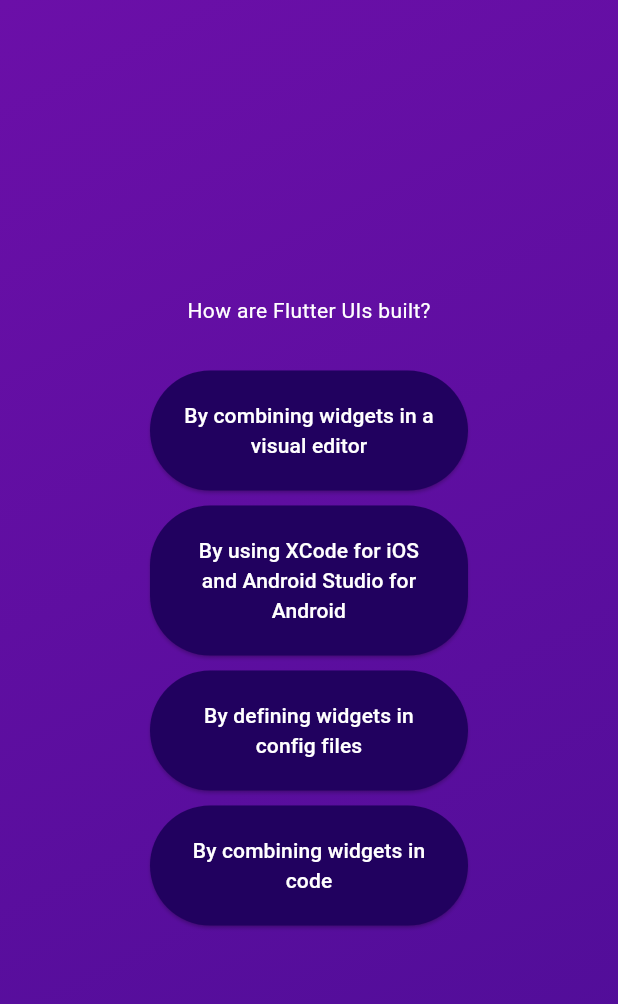
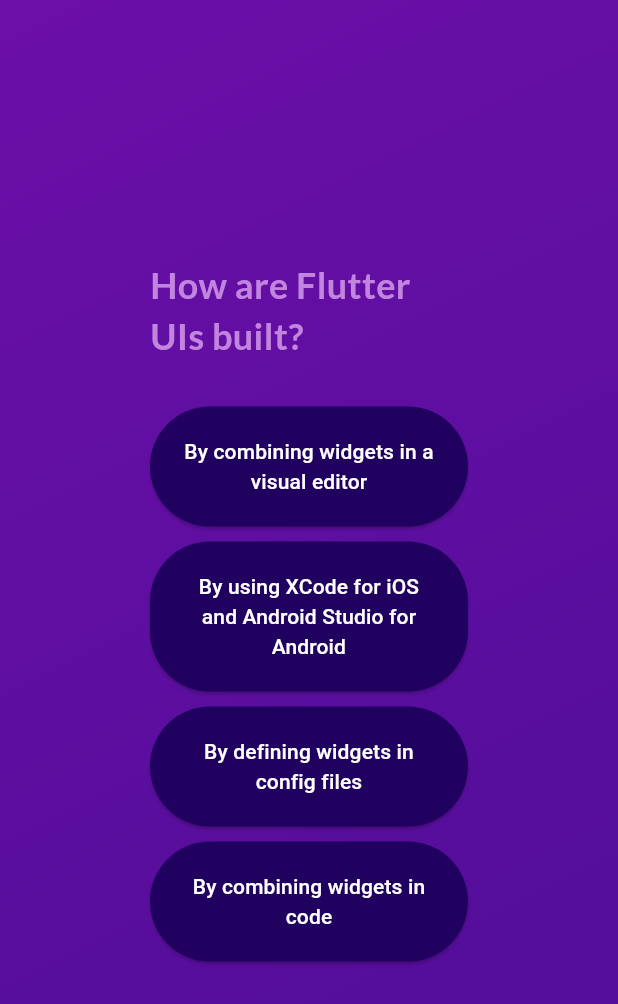
Before and after one commit to lluisetene/quiz_flutter, a Flutter app: the screen it shows after launch, after a tap on "Start Quiz", after a tap on "Components", on a phone screen of 412 x 824 dp. Shown: the top 1004 px of the screen. Run offline on Flutter 3.47's test engine with Material 2 defaults, Android fonts, the phone set to English and light mode, and no system bars; our stand-ins replace google_fonts.

Commit message:
new: google font; mod: font style new: answer list

```diff
--- a/lib/questions_screen.dart
+++ b/lib/questions_screen.dart
@@ -1,9 +1,12 @@
 import 'package:flutter/material.dart';
 import 'package:quiz_app/answer_button.dart';
 import 'data/questions.dart';
+import 'package:google_fonts/google_fonts.dart';
 
 class QuestionsScreen extends StatefulWidget {
-  const QuestionsScreen({super.key});
+  const QuestionsScreen({super.key, required this.onSelectedAnswer});
+
+  final void Function(String answer) onSelectedAnswer;
 
   @override
   State<QuestionsScreen> createState() {
@@ -14,7 +17,9 @@ class QuestionsScreen extends StatefulWidget {
 class _QuestionsScreenState extends State<QuestionsScreen> {
   var currentQuestionIndex = 0;
 
-  void answerQuestion() {
+  void answerQuestion(answer) {
+    widget.onSelectedAnswer(answer);
+
     setState(() {
       if (currentQuestionIndex < questions.length - 1) {
         currentQuestionIndex++;
@@ -35,11 +40,20 @@ class _QuestionsScreenState extends State<QuestionsScreen> {
           child: Column(
             mainAxisAlignment: MainAxisAlignment.center,
             children: [
-              Text(currentQuestion.text,
-                  style: const TextStyle(color: Colors.white)),
+              Text(
+                currentQuestion.text,
+                style: GoogleFonts.lato(
+                    color: const Color.fromARGB(255, 194, 133, 223),
+                    fontSize: 24,
+                    fontWeight: FontWeight.bold),
+              ),
               const SizedBox(height: 30),
               ...currentQuestion.getShuffledAnswers().map((answer) {
-                return AnswerButton(answerText: answer, onTap: answerQuestion);
+                return AnswerButton(
+                    answerText: answer,
+                    onTap: () {
+                      answerQuestion(answer);
+                    });
               }),
             ],
           ),
--- a/lib/quiz.dart
+++ b/lib/quiz.dart
@@ -13,18 +13,29 @@ class Quiz extends StatefulWidget {
 }
 
 class _QuizState extends State<Quiz> {
+  final List<String> selectedAnswers = [];
   var activeScreen = 'start-screen';
 
   void switchScreen() {
     setState(() {
-      activeScreen = 'question-screen';
+      activeScreen = 'questions-screen';
     });
+  }
+
+  void choosedAnswer(String answer) {
+    selectedAnswers.add(answer);
   }
 
   //Widget activeScreen = StartScreen(switchScreen);
 
   @override
   Widget build(BuildContext context) {
+    Widget screenWidget = StartScreen(switchScreen);
+
+    if (activeScreen == 'questions-screen') {
+      screenWidget = QuestionsScreen(onSelectedAnswer: choosedAnswer);
+    }
+
     return MaterialApp(
       title: 'Flutter Demo',
       theme: ThemeData(
@@ -39,9 +50,7 @@ class _QuizState extends State<Quiz> {
               Color.fromARGB(255, 78, 13, 151),
             ], begin: Alignment.topLeft, end: Alignment.bottomRight),
           ),
-          child: activeScreen == 'start-screen'
-              ? StartScreen(switchScreen)
-              : const QuestionsScreen(),
+          child: screenWidget,
         ),
       ),
     );
--- a/lib/start_screen.dart
+++ b/lib/start_screen.dart
@@ -1,4 +1,5 @@
 import 'package:flutter/material.dart';
+import 'package:google_fonts/google_fonts.dart';
 
 class StartScreen extends StatelessWidget {
   const StartScreen(this.startQuiz, {super.key});
@@ -14,9 +15,9 @@ class StartScreen extends StatelessWidget {
         Image.asset('assets/images/quiz-logo.png',
             width: 300, color: const Color.fromARGB(175, 255, 255, 255)),
         const SizedBox(height: 80),
-        const Text('Learn Flutter the fun way!',
-            style: TextStyle(
-                color: Color.fromARGB(255, 245, 225, 250), fontSize: 24)),
+        Text('Learn Flutter the fun way!',
+            style: GoogleFonts.lato(
+                color: const Color.fromARGB(255, 245, 225, 250), fontSize: 24)),
         const SizedBox(
           height: 30,
         ),
--- a/pubspec.yaml
+++ b/pubspec.yaml
@@ -35,6 +35,7 @@ dependencies:
   # The following adds the Cupertino Icons font to your application.
   # Use with the CupertinoIcons class for iOS style icons.
   cupertino_icons: ^1.0.2
+  google_fonts: ^5.0.0
 
 dev_dependencies:
   flutter_test:
```
Also changed, not shown: pubspec.lock, 1 other file.
